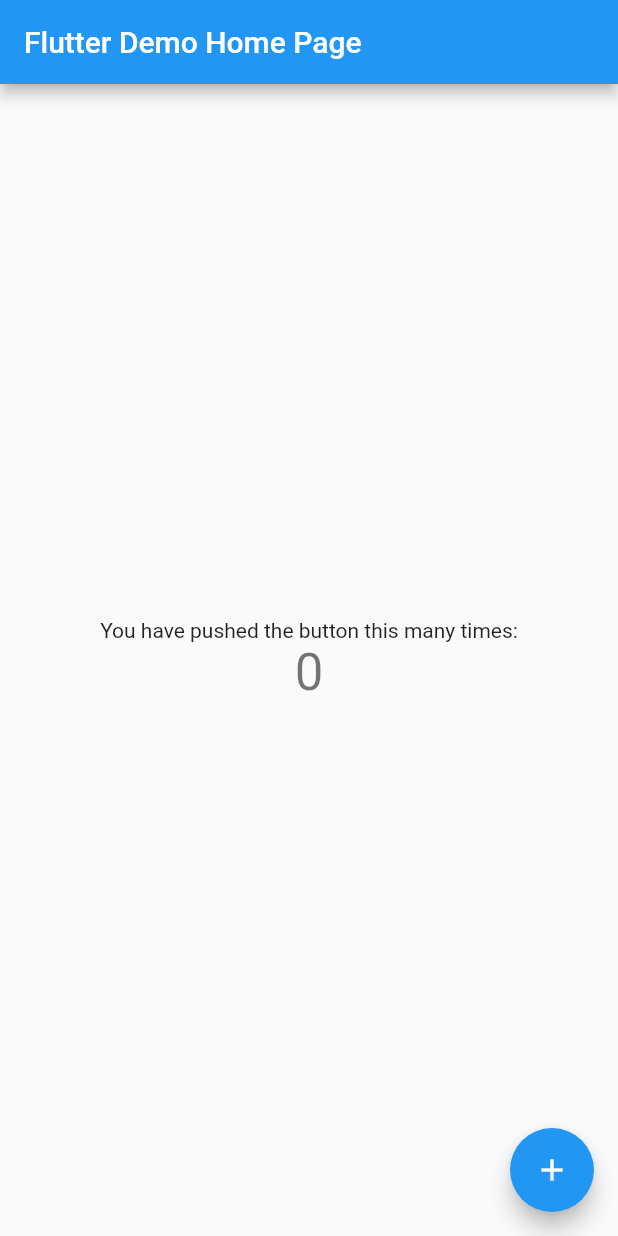
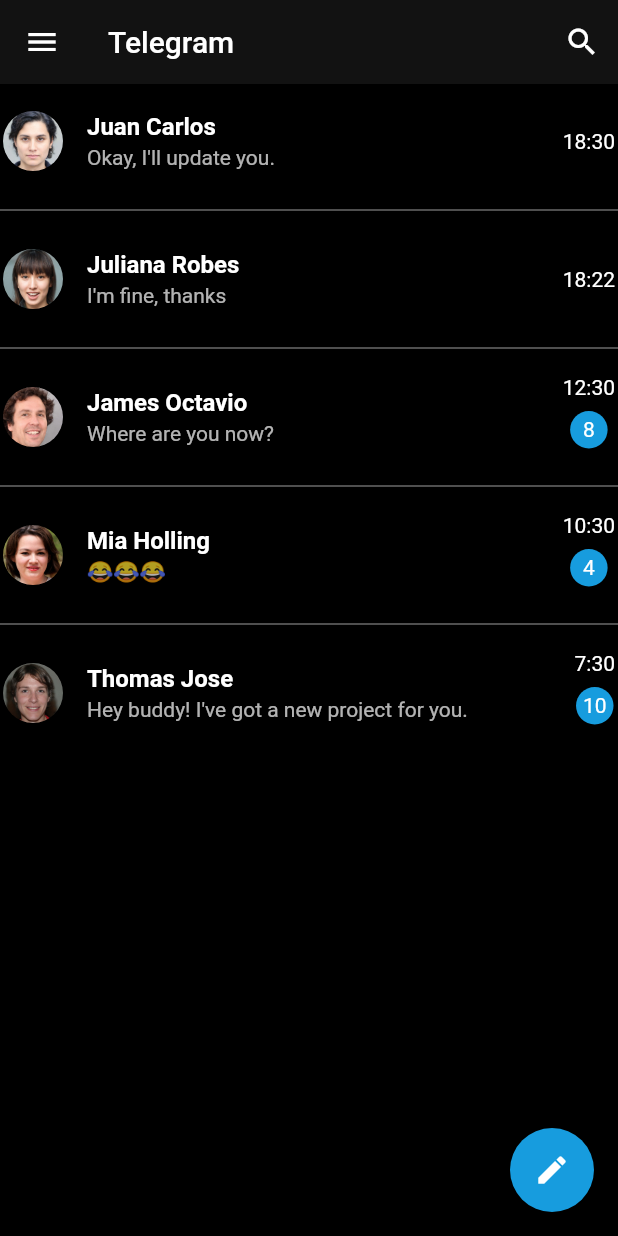
Before and after one commit to HeySreelal/TelegramUI, a Flutter app: the screen it shows after launch, on a phone screen of 412 x 824 dp. Run offline on Flutter 3.47's test engine with Material 2 defaults, Android fonts, the phone set to English and light mode, and no system bars.

Commit message:
Basic Home 💬

```diff
--- /dev/null
+++ b/lib/data/chats.dart
@@ -0,0 +1,49 @@
+import 'package:telegram/models/chat.dart';
+
+class OwlData {
+  static List<Chat> chats = [
+    Chat(
+      id: 1,
+      name: "James Octavio",
+      lastMessage: "Where are you now?",
+      time: DateTime(2020, 4, 4, 12, 30),
+      isOnline: false,
+      unread: true,
+      unreadCount: 8,
+    ),
+    Chat(
+      id: 2,
+      name: "Juliana Robes",
+      lastMessage: "I'm fine, thanks",
+      time: DateTime(2020, 4, 4, 18, 22),
+      isOnline: true,
+      unread: false,
+    ),
+    Chat(
+      id: 3,
+      name: "Juan Carlos",
+      lastMessage: "Okay, I'll update you.",
+      time: DateTime(2020, 4, 4, 18, 30),
+      isOnline: false,
+      unread: false,
+    ),
+    Chat(
+      id: 4,
+      name: "Mia Holling",
+      lastMessage: "😂😂😂",
+      time: DateTime(2020, 4, 4, 10, 30),
+      isOnline: false,
+      unread: true,
+      unreadCount: 4,
+    ),
+    Chat(
+      id: 5,
+      name: "Thomas Jose",
+      lastMessage: "Hey buddy! I've got a new project for you.",
+      time: DateTime(2020, 4, 4, 7, 30),
+      isOnline: true,
+      unread: true,
+      unreadCount: 10,
+    ),
+  ];
+}
--- a/lib/main.dart
+++ b/lib/main.dart
@@ -1,106 +1,27 @@
 import 'package:flutter/material.dart';
+import 'package:telegram/screens/home.dart';
+import 'package:telegram/utils/theme.dart';
 
-void main() {
-  runApp(const MyApp());
-}
+void main() => runApp(const MyApp());
 
 class MyApp extends StatelessWidget {
   const MyApp({Key? key}) : super(key: key);
 
-  // This widget is the root of your application.
   @override
   Widget build(BuildContext context) {
     return MaterialApp(
-      title: 'Flutter Demo',
+      debugShowCheckedModeBanner: false,
+      title: 'Telegram',
+      home: const Home(),
       theme: ThemeData(
-        primarySwatch: Colors.blue,
+        scaffoldBackgroundColor: Colors.black,
+        primaryColor: OwlTheme.primaryBlack,
+        colorScheme: const ColorScheme.dark(),
+        floatingActionButtonTheme: const FloatingActionButtonThemeData(
+          foregroundColor: OwlTheme.white,
+          backgroundColor: OwlTheme.lightBlue,
+        ),
       ),
-      home: const MyHomePage(title: 'Flutter Demo Home Page'),
     );
   }
 }
-
-class MyHomePage extends StatefulWidget {
-  const MyHomePage({Key? key, required this.title}) : super(key: key);
-
-  // This widget is the home page of your application. It is stateful, meaning
-  // that it has a State object (defined below) that contains fields that affect
-  // how it looks.
-
-  // This class is the configuration for the state. It holds the values (in this
-  // case the title) provided by the parent (in this case the App widget) and
-  // used by the build method of the State. Fields in a Widget subclass are
-  // always marked "final".
-
-  final String title;
-
-  @override
-  State<MyHomePage> createState() => _MyHomePageState();
-}
-
-class _MyHomePageState extends State<MyHomePage> {
-  int _counter = 0;
-
-  void _incrementCounter() {
-    setState(() {
-      // This call to setState tells the Flutter framework that something has
-      // changed in this State, which causes it to rerun the build method below
-      // so that the display can reflect the updated values. If we changed
-      // _counter without calling setState(), then the build method would not be
-      // called again, and so nothing would appear to happen.
-      _counter++;
-    });
-  }
-
-  @override
-  Widget build(BuildContext context) {
-    // This method is rerun every time setState is called, for instance as done
-    // by the _incrementCounter method above.
-    //
-    // The Flutter framework has been optimized to make rerunning build methods
-    // fast, so that you can just rebuild anything that needs updating rather
-    // than having to individually change instances of widgets.
-    return Scaffold(
-      appBar: AppBar(
-        // Here we take the value from the MyHomePage object that was created by
-        // the App.build method, and use it to set our appbar title.
-        title: Text(widget.title),
-      ),
-      body: Center(
-        // Center is a layout widget. It takes a single child and positions it
-        // in the middle of the parent.
-        child: Column(
-          // Column is also a layout widget. It takes a list of children and
-          // arranges them vertically. By default, it sizes itself to fit its
-          // children horizontally, and tries to be as tall as its parent.
-          //
-          // Invoke "debug painting" (press "p" in the console, choose the
-          // "Toggle Debug Paint" action from the Flutter Inspector in Android
-          // Studio, or the "Toggle Debug Paint" command in Visual Studio Code)
-          // to see the wireframe for each widget.
-          //
-          // Column has various properties to control how it sizes itself and
-          // how it positions its children. Here we use mainAxisAlignment to
-          // center the children vertically; the main axis here is the vertical
-          // axis because Columns are vertical (the cross axis would be
-          // horizontal).
-          mainAxisAlignment: MainAxisAlignment.center,
-          children: <Widget>[
-            const Text(
-              'You have pushed the button this many times:',
-            ),
-            Text(
-              '$_counter',
-              style: Theme.of(context).textTheme.headline4,
-            ),
-          ],
-        ),
-      ),
-      floatingActionButton: FloatingActionButton(
-        onPressed: _incrementCounter,
-        tooltip: 'Increment',
-        child: const Icon(Icons.add),
-      ), // This trailing comma makes auto-formatting nicer for build methods.
-    );
-  }
-}
--- /dev/null
+++ b/lib/models/chat.dart
@@ -0,0 +1,21 @@
+class Chat {
+  int id;
+  String name;
+  String lastMessage;
+  DateTime time;
+  bool isOnline;
+  bool unread;
+  int unreadCount;
+
+  String get avatar => name + '.jpg';
+
+  Chat({
+    required this.id,
+    required this.name,
+    required this.lastMessage,
+    required this.time,
+    required this.isOnline,
+    required this.unread,
+    this.unreadCount = 0,
+  });
+}
--- /dev/null
+++ b/lib/models/message.dart
@@ -0,0 +1,15 @@
+class Message {
+  int id;
+  String? message;
+  String? photo;
+  DateTime date;
+  int from;
+
+  Message({
+    required this.date,
+    required this.from,
+    required this.id,
+    this.message,
+    this.photo,
+  });
+}
--- /dev/null
+++ b/lib/screens/home.dart
@@ -0,0 +1,42 @@
+import 'package:flutter/material.dart';
+import 'package:telegram/data/chats.dart';
+import 'package:telegram/widgets/chat_list.dart';
+
+class Home extends StatefulWidget {
+  const Home({Key? key}) : super(key: key);
+
+  @override
+  State<Home> createState() => _HomeState();
+}
+
+class _HomeState extends State<Home> {
+  @override
+  void initState() {
+    OwlData.chats.sort((a, b) => b.time.compareTo(a.time));
+    super.initState();
+  }
+
+  @override
+  Widget build(BuildContext context) {
+    return Scaffold(
+      appBar: AppBar(
+        title: const Text("Telegram"),
+        centerTitle: false,
+        actions: [
+          IconButton(
+            icon: const Icon(Icons.search),
+            onPressed: () {},
+          ),
+        ],
+      ),
+      drawer: const Drawer(),
+      floatingActionButton: FloatingActionButton(
+        onPressed: () {},
+        child: const Icon(
+          Icons.edit,
+        ),
+      ),
+      body: const ChatList(),
+    );
+  }
+}
--- /dev/null
+++ b/lib/utils/date.dart
@@ -0,0 +1,23 @@
+class DateUtil {
+  DateTime date;
+
+  DateUtil(this.date);
+
+  List<String> weekDays = [
+    "Sunday",
+    "Monday",
+    "Tuesday",
+    "Wednesday",
+    "Thursday",
+    "Friday",
+    "Saturday",
+  ];
+
+  String getTime() {
+    return "${date.hour}:${date.minute}";
+  }
+
+  String getWeek() {
+    return weekDays[date.weekday].toString().substring(0, 3);
+  }
+}
--- /dev/null
+++ b/lib/utils/theme.dart
@@ -0,0 +1,7 @@
+import 'package:flutter/material.dart';
+
+class OwlTheme {
+  static const Color primaryBlack = Color(0xFF333333);
+  static const Color white = Color(0xFFFFFFFF);
+  static const Color lightBlue = Color(0xFF179CDE);
+}
--- /dev/null
+++ b/lib/widgets/chat_list.dart
@@ -0,0 +1,25 @@
+import 'package:flutter/material.dart';
+import 'package:telegram/data/chats.dart';
+import 'package:telegram/widgets/chat_tile.dart';
+
+class ChatList extends StatelessWidget {
+  const ChatList({
+    Key? key,
+  }) : super(key: key);
+
+  @override
+  Widget build(BuildContext context) {
+    return ListView.separated(
+      itemBuilder: (context, ix) {
+        final chat = OwlData.chats[ix];
+        return ChatTile(chat);
+      },
+      separatorBuilder: (context, ix) {
+        return const Divider(
+          color: Colors.grey,
+        );
+      },
+      itemCount: OwlData.chats.length,
+    );
+  }
+}
--- /dev/null
+++ b/lib/widgets/chat_tile.dart
@@ -0,0 +1,33 @@
+import 'package:flutter/material.dart';
+import 'package:telegram/models/chat.dart';
+import 'package:telegram/widgets/chat_time.dart';
+import 'package:telegram/widgets/unread_trailing.dart';
+
+class ChatTile extends StatelessWidget {
+  const ChatTile(
+    this.chat, {
+    Key? key,
+  }) : super(key: key);
+
+  final Chat chat;
+
+  @override
+  Widget build(BuildContext context) {
+    return ListTile(
+      contentPadding: const EdgeInsets.all(2),
+      leading: CircleAvatar(
+        backgroundImage: AssetImage("images/${chat.avatar}"),
+      ),
+      title: Text(
+        chat.name,
+        style: const TextStyle(
+          fontWeight: FontWeight.bold,
+        ),
+      ),
+      subtitle: Text(chat.lastMessage),
+      trailing: chat.unread ? UnreadTrailing(chat) : ChatTime(chat),
+      onTap: () {},
+      style: ListTileStyle.list,
+    );
+  }
+}
--- /dev/null
+++ b/lib/widgets/chat_time.dart
@@ -0,0 +1,17 @@
+import 'package:flutter/material.dart';
+import 'package:telegram/models/chat.dart';
+import 'package:telegram/utils/date.dart';
+
+class ChatTime extends StatelessWidget {
+  const ChatTime(
+    this.chat, {
+    Key? key,
+  }) : super(key: key);
+
+  final Chat chat;
+
+  @override
+  Widget build(BuildContext context) {
+    return Text(DateUtil(chat.time).getTime());
+  }
+}
--- /dev/null
+++ b/lib/widgets/unread_trailing.dart
@@ -0,0 +1,38 @@
+import 'package:flutter/material.dart';
+import 'package:telegram/models/chat.dart';
+import 'package:telegram/utils/date.dart';
+import 'package:telegram/utils/theme.dart';
+
+class UnreadTrailing extends StatelessWidget {
+  const UnreadTrailing(
+    this.chat, {
+    Key? key,
+  }) : super(key: key);
+
+  final Chat chat;
+
+  @override
+  Widget build(BuildContext context) {
+    return Column(
+      children: [
+        Text(DateUtil(chat.time).getTime()),
+        const SizedBox(
+          height: 8,
+        ),
+        Container(
+          width: 25,
+          height: 25,
+          decoration: const BoxDecoration(
+            color: OwlTheme.lightBlue,
+            shape: BoxShape.circle,
+          ),
+          child: Center(
+            child: Text(
+              chat.unreadCount.toString(),
+            ),
+          ),
+        ),
+      ],
+    );
+  }
+}
```
Also changed, not shown: pubspec.yaml (+3 -69 lines), images/James Octavio.jpg (added), images/Juan Carlos.jpg (added), images/Juliana Robes.jpg (added), images/Mia Holling.jpg (added), images/Thomas Jose.jpg (added), images/header.jpeg (added).
